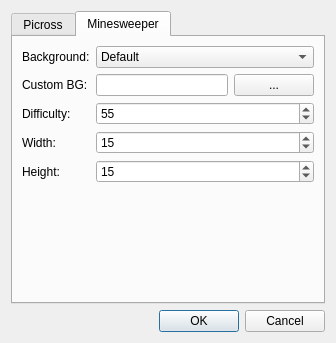
The window that src/f_qtsettings.ui (schuay/picmi-legacy) describes before a commit, drawn with Qt 5.
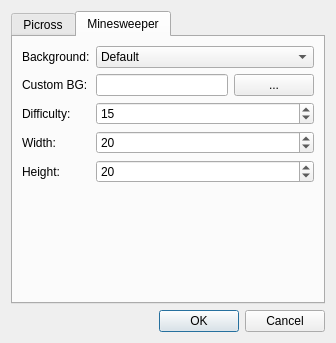
The same window after the commit. The open tabs and pages were chosen to show the change.

Commit message: add tooltips to settings form

The edit to the form file:
```diff
--- a/src/f_qtsettings.ui
+++ b/src/f_qtsettings.ui
@@ -290,7 +290,7 @@
                 <number>1</number>
                </property>
                <property name="value">
-                <number>55</number>
+                <number>15</number>
                </property>
               </widget>
              </item>
@@ -310,7 +310,7 @@
                 <number>40</number>
                </property>
                <property name="value">
-                <number>15</number>
+                <number>20</number>
                </property>
               </widget>
              </item>
@@ -330,7 +330,7 @@
                 <number>40</number>
                </property>
                <property name="value">
-                <number>15</number>
+                <number>20</number>
                </property>
               </widget>
              </item>
```
Left out of the diff: 53 changed lines with no effect on the pictures.
